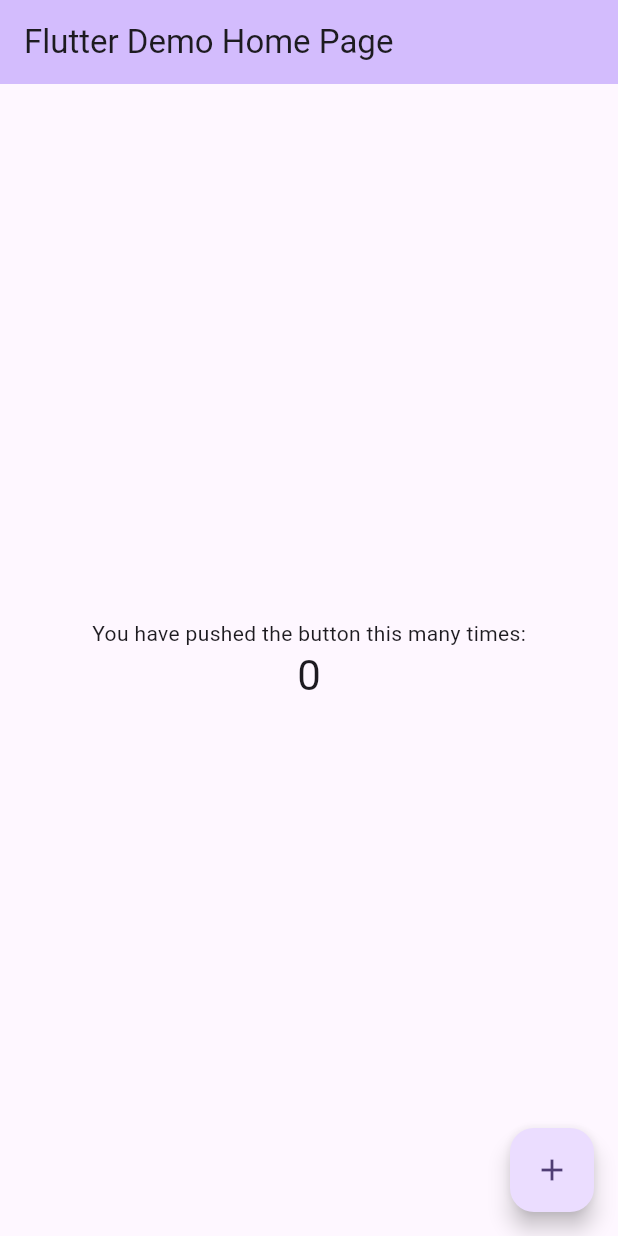
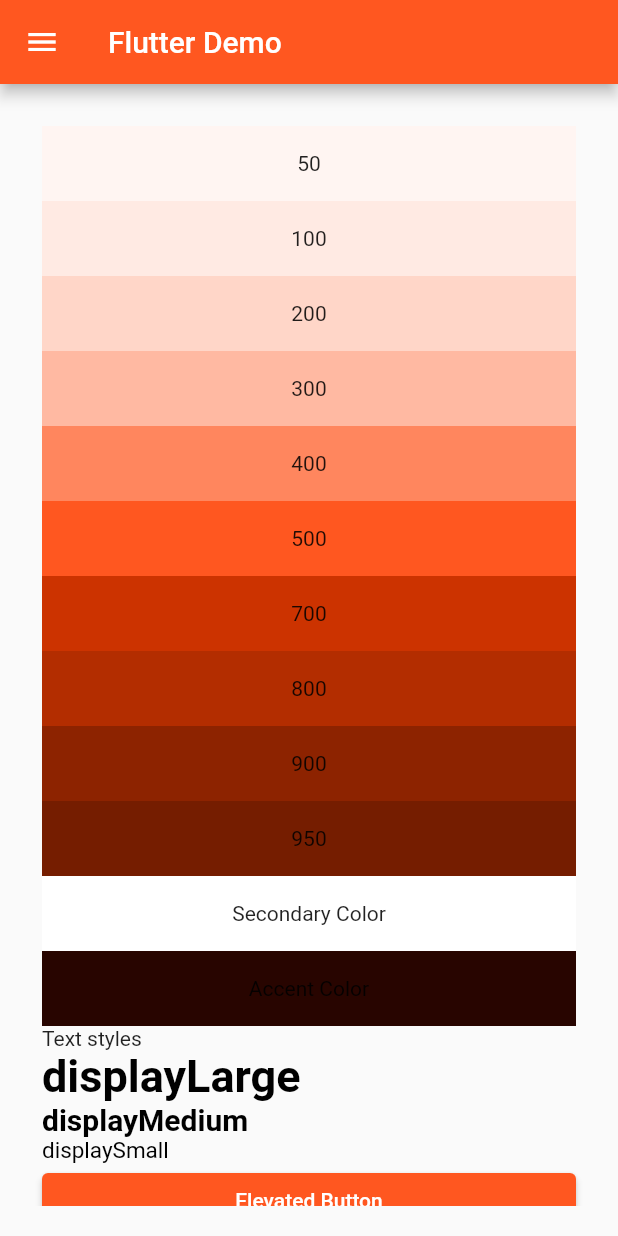
Before and after one commit to MobileAppsProjects/flutter_dev, a Flutter app: the screen it shows after launch, on a phone screen of 412 x 824 dp. Run offline on Flutter 3.47's test engine with Material 3 defaults, Android fonts, the phone set to English and light mode, and no system bars.

Commit message:
Theme color and text

```diff
--- a/lib/main.dart
+++ b/lib/main.dart
@@ -1,125 +1,114 @@
 import 'package:flutter/material.dart';
+import './src/utils/theme/theme.dart';
+import './src/constants/colors.dart';
 
-void main() {
-  runApp(const MyApp());
-}
+void main() => runApp(const App());
 
-class MyApp extends StatelessWidget {
-  const MyApp({super.key});
+class App extends StatelessWidget {
+  const App({Key? key}) : super(key: key);
 
   // This widget is the root of your application.
   @override
   Widget build(BuildContext context) {
     return MaterialApp(
-      title: 'Flutter Demo',
-      theme: ThemeData(
-        // This is the theme of your application.
-        //
-        // TRY THIS: Try running your application with "flutter run". You'll see
-        // the application has a purple toolbar. Then, without quitting the app,
-        // try changing the seedColor in the colorScheme below to Colors.green
-        // and then invoke "hot reload" (save your changes or press the "hot
-        // reload" button in a Flutter-supported IDE, or press "r" if you used
-        // the command line to start the app).
-        //
-        // Notice that the counter didn't reset back to zero; the application
-        // state is not lost during the reload. To reset the state, use hot
-        // restart instead.
-        //
-        // This works for code too, not just values: Most code changes can be
-        // tested with just a hot reload.
-        colorScheme: ColorScheme.fromSeed(seedColor: Colors.deepPurple),
-        useMaterial3: true,
+        theme: TAppTheme.ligth,
+        darkTheme: TAppTheme.dark,
+        themeMode: ThemeMode.system,
+        home: Home());
+  }
+}
+
+class Home extends StatelessWidget {
+  @override
+  Widget build(BuildContext context) {
+    return Scaffold(
+      appBar: AppBar(
+        title: Text(
+          'Flutter Demo',
+        ),
+        leading: IconButton(
+          icon: const Icon(Icons.menu),
+          onPressed: () {},
+        ),
       ),
-      home: const MyHomePage(title: 'Flutter Demo Home Page'),
+      body: Padding(
+          padding: EdgeInsets.all(20.0),
+          child: ListView(
+            padding: const EdgeInsets.all(8),
+            children: <Widget>[
+              Container(
+                height: 50,
+                color: TprimaryColor50,
+                child: const Center(child: Text('50')),
+              ),
+              Container(
+                height: 50,
+                color: TprimaryColor100,
+                child: const Center(child: Text('100')),
+              ),
+              Container(
+                height: 50,
+                color: TprimaryColor200,
+                child: const Center(child: Text('200')),
+              ),
+              Container(
+                height: 50,
+                color: TprimaryColor300,
+                child: const Center(child: Text('300')),
+              ),
+              Container(
+                height: 50,
+                color: TprimaryColor400,
+                child: const Center(child: Text('400')),
+              ),
+              Container(
+                height: 50,
+                color: TprimaryColor,
+                child: const Center(child: Text('500')),
+              ),
+              Container(
+                height: 50,
+                color: TprimaryColor600,
+                child: const Center(child: Text('700')),
+              ),
+              Container(
+                height: 50,
+                color: TprimaryColor700,
+                child: const Center(child: Text('800')),
+              ),
+              Container(
+                height: 50,
+                color: TprimaryColor800,
+                child: const Center(child: Text('900')),
+              ),
+              Container(
+                height: 50,
+                color: TprimaryColor900,
+                child: const Center(child: Text('950')),
+              ),
+              Container(
+                color: TsecondaryColor,
+                height: 50,
+                child: const Center(child: Text('Secondary Color')),
+              ),
+              Container(
+                color: TaccentColor,
+                height: 50,
+                child: const Center(
+                  child: Text('Accent Color'),
+                ),
+              ),
+              Text('Text styles'),
+              Text('displayLarge',
+                  style: Theme.of(context).textTheme.displayLarge),
+              Text('displayMedium',
+                  style: Theme.of(context).textTheme.displayMedium),
+              Text('displaySmall',
+                  style: Theme.of(context).textTheme.displaySmall),
+              ElevatedButton(
+                  onPressed: () {}, child: const Text('Elevated Button')),
+            ],
+          )),
     );
   }
 }
-
-class MyHomePage extends StatefulWidget {
-  const MyHomePage({super.key, required this.title});
-
-  // This widget is the home page of your application. It is stateful, meaning
-  // that it has a State object (defined below) that contains fields that affect
-  // how it looks.
-
-  // This class is the configuration for the state. It holds the values (in this
-  // case the title) provided by the parent (in this case the App widget) and
-  // used by the build method of the State. Fields in a Widget subclass are
-  // always marked "final".
-
-  final String title;
-
-  @override
-  State<MyHomePage> createState() => _MyHomePageState();
-}
-
-class _MyHomePageState extends State<MyHomePage> {
-  int _counter = 0;
-
-  void _incrementCounter() {
-    setState(() {
-      // This call to setState tells the Flutter framework that something has
-      // changed in this State, which causes it to rerun the build method below
-      // so that the display can reflect the updated values. If we changed
-      // _counter without calling setState(), then the build method would not be
-      // called again, and so nothing would appear to happen.
-      _counter++;
-    });
-  }
-
-  @override
-  Widget build(BuildContext context) {
-    // This method is rerun every time setState is called, for instance as done
-    // by the _incrementCounter method above.
-    //
-    // The Flutter framework has been optimized to make rerunning build methods
-    // fast, so that you can just rebuild anything that needs updating rather
-    // than having to individually change instances of widgets.
-    return Scaffold(
-      appBar: AppBar(
-        // TRY THIS: Try changing the color here to a specific color (to
-        // Colors.amber, perhaps?) and trigger a hot reload to see the AppBar
-        // change color while the other colors stay the same.
-        backgroundColor: Theme.of(context).colorScheme.inversePrimary,
-        // Here we take the value from the MyHomePage object that was created by
-        // the App.build method, and use it to set our appbar title.
-        title: Text(widget.title),
-      ),
-      body: Center(
-        // Center is a layout widget. It takes a single child and positions it
-        // in the middle of the parent.
-        child: Column(
-          // Column is also a layout widget. It takes a list of children and
-          // arranges them vertically. By default, it sizes itself to fit its
-          // children horizontally, and tries to be as tall as its parent.
-          //
-          // Column has various properties to control how it sizes itself and
-          // how it positions its children. Here we use mainAxisAlignment to
-          // center the children vertically; the main axis here is the vertical
-          // axis because Columns are vertical (the cross axis would be
-          // horizontal).
-          //
-          // TRY THIS: Invoke "debug painting" (choose the "Toggle Debug Paint"
-          // action in the IDE, or press "p" in the console), to see the
-          // wireframe for each widget.
-          mainAxisAlignment: MainAxisAlignment.center,
-          children: <Widget>[
-            const Text(
-              'You have pushed the button this many times:',
-            ),
-            Text(
-              '$_counter',
-              style: Theme.of(context).textTheme.headlineMedium,
-            ),
-          ],
-        ),
-      ),
-      floatingActionButton: FloatingActionButton(
-        onPressed: _incrementCounter,
-        tooltip: 'Increment',
-        child: const Icon(Icons.add),
-      ), // This trailing comma makes auto-formatting nicer for build methods.
-    );
-  }
-}
--- a/lib/src/constants/colors.dart
+++ b/lib/src/constants/colors.dart
@@ -1,8 +1,31 @@
 import 'dart:ui';
 
+//Gray scale primary color
+const int primaryColor50 = 0xFFfff5f2;
+const int primaryColor100 = 0xFFffeae3;
+const int primaryColor200 = 0xFFffd6c8;
+const int primaryColor300 = 0xFFffb9a2;
+const int primaryColor400 = 0xFFff865e;
 const int primaryColor = 0xFFFF5720;
+const int primaryColor600 = 0xFFcc3300;
+const int primaryColor700 = 0xFFb32d00;
+const int primaryColor800 = 0xFF8d2300;
+const int primaryColor900 = 0xFF751d00;
+const int primaryColor950 = 0xFF660000;
+
+const Color TprimaryColor50 = Color(primaryColor50);
+const Color TprimaryColor100 = Color(primaryColor100);
+const Color TprimaryColor200 = Color(primaryColor200);
+const Color TprimaryColor300 = Color(primaryColor300);
+const Color TprimaryColor400 = Color(primaryColor400);
+const Color TprimaryColor = Color(primaryColor);
+const Color TprimaryColor600 = Color(primaryColor600);
+const Color TprimaryColor700 = Color(primaryColor700);
+const Color TprimaryColor800 = Color(primaryColor800);
+const Color TprimaryColor900 = Color(primaryColor900);
+const Color TprimaryColor950 = Color(primaryColor950);
+
 const int secondaryColor = 0xFFFFFFFF;
 const int accentColor = 0xFF280500;
-const Color TprimaryColor = Color(primaryColor);
 const Color TsecondaryColor = Color(secondaryColor);
 const Color TaccentColor = Color(accentColor);
--- a/lib/src/utils/theme/theme.dart
+++ b/lib/src/utils/theme/theme.dart
@@ -1,22 +1,26 @@
 import 'package:flutter/material.dart';
 import '../../constants/colors.dart';
+import 'theme_text.dart';
 
 class TAppTheme {
   static ThemeData ligth = ThemeData(
-    brightness: Brightness.light,
-    primarySwatch: const MaterialColor(primaryColor, {
-      50: Color(0xFFfff5f2),
-      100: Color(0xFFffeae3),
-      200: Color(0xFFffd6c8),
-      300: Color(0xFFffb9a2),
-      400: Color(0xFFff865e),
-      500: Color(primaryColor),
-      600: Color(0xFFcc3300),
-      700: Color(0xFFb32d00),
-      800: Color(0xFF8d2300),
-      900: Color(0xFF751d00),
-      950: Color(0xFF660000),
-    }),
+    useMaterial3: false,
+    colorScheme: ColorScheme.fromSwatch(
+      primarySwatch: const MaterialColor(primaryColor, {
+        50: Color(primaryColor50),
+        100: Color(primaryColor100),
+        200: Color(primaryColor200),
+        300: Color(primaryColor300),
+        400: Color(primaryColor400),
+        500: Color(primaryColor),
+        600: Color(primaryColor600),
+        700: Color(primaryColor700),
+        800: Color(primaryColor800),
+        900: Color(primaryColor900),
+        950: Color(primaryColor950),
+      }),
+    ),
+    textTheme: TTextTheme.light,
   );
   static ThemeData dark = ThemeData(brightness: Brightness.dark);
 }
--- /dev/null
+++ b/lib/src/utils/theme/theme_text.dart
@@ -0,0 +1,26 @@
+import 'package:flutter/material.dart';
+
+// https://m3.material.io/styles/typography/overview
+class TTextTheme {
+  // text theme for light mode
+  static TextTheme light = const TextTheme(
+    displayLarge: TextStyle(
+      fontSize: 30,
+      fontWeight: FontWeight.bold,
+      color: Colors.black,
+    ),
+    displayMedium: TextStyle(
+      fontSize: 20,
+      fontWeight: FontWeight.bold,
+      color: Colors.black,
+    ),
+    displaySmall: TextStyle(
+      fontSize: 15,
+      fontWeight: FontWeight.normal,
+      color: Colors.black,
+    ),
+  );
+
+  // text theme for dark mode
+  static TextTheme dark = TextTheme();
+}
```
